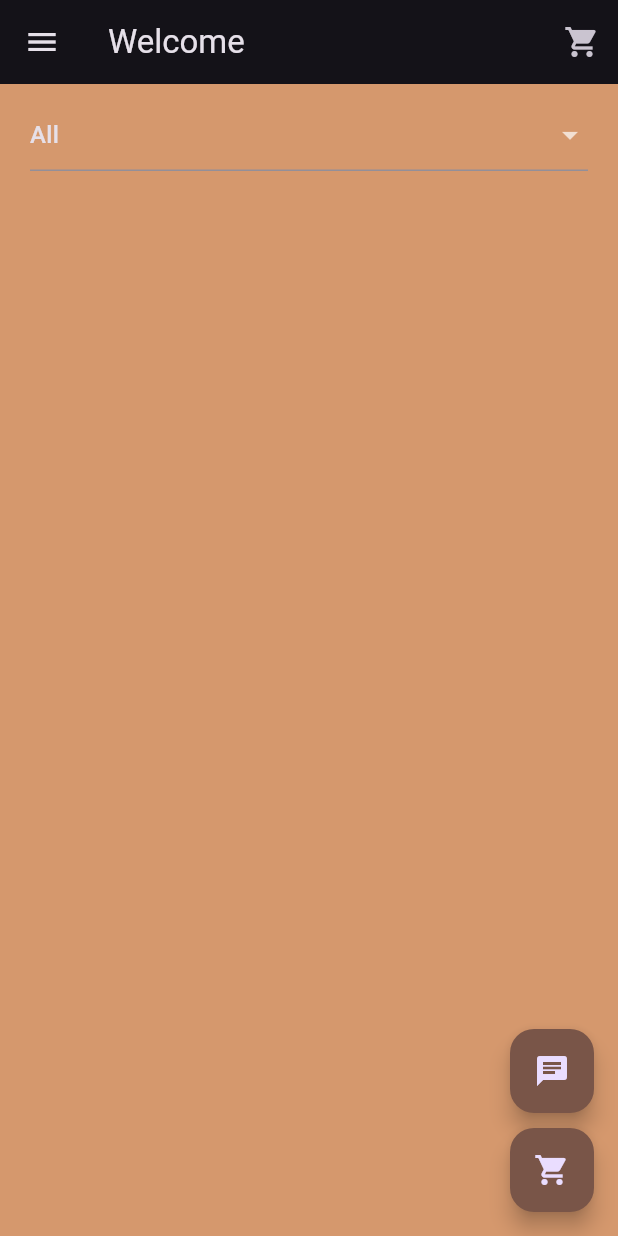
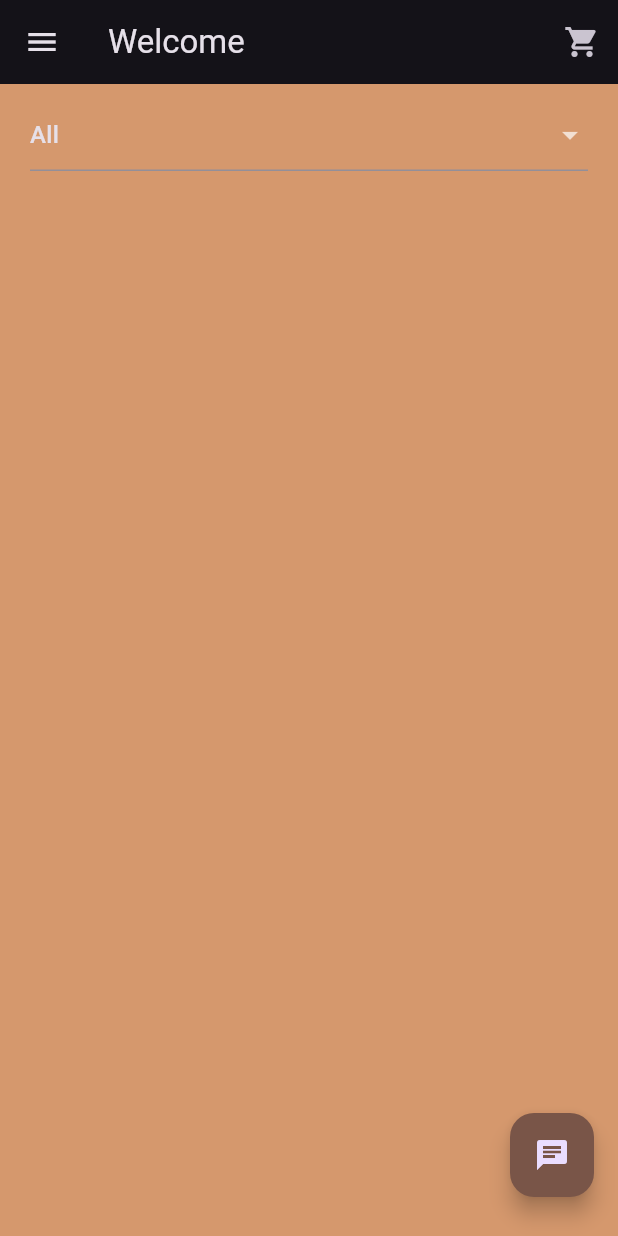
Before and after one commit to simplehima/Restaurant-Chatbot-Flutter, a Flutter app: the Home screen opened directly, on a phone screen of 412 x 824 dp. Run offline on Flutter 3.47's test engine with Material 3 defaults, Android fonts, the phone set to English and light mode, and no system bars; our stand-ins replace cloud_firestore, firebase_auth, firebase_core, google_sign_in; missing offline and left inert: dialog_flowtter; accounts and stored records are empty.

Commit message:
Removed floating cart button

```diff
--- a/lib/screens/home.dart
+++ b/lib/screens/home.dart
@@ -125,35 +125,6 @@ class _HomeState extends State<Home> {
                   .brown, // Customize the FAB background color
             ),
             SizedBox(height: 10),
-            FloatingActionButton(
-              onPressed: () {
-                // Navigate to the CartPage when the FAB is pressed
-                Navigator.push(
-                  context,
-                  MaterialPageRoute(builder: (context) => CartPage()),
-                );
-              },
-              child: Stack(
-                children: [
-                  Icon(Icons.shopping_cart), // Add the cart icon to the FAB
-                  if (_cartItemCount >
-                      0) // Display the number of items selected
-                    Positioned(
-                      right: 0,
-                      child: CircleAvatar(
-                        backgroundColor: Colors.red,
-                        radius: 9,
-                        child: Text(
-                          '$_cartItemCount',
-                          style: TextStyle(fontSize: 12, color: Colors.white),
-                        ),
-                      ),
-                    ),
-                ],
-              ),
-              backgroundColor: Colors
-                  .brown, // Customize the FAB background color
-            ),
           ],
         ),
       ),
```
